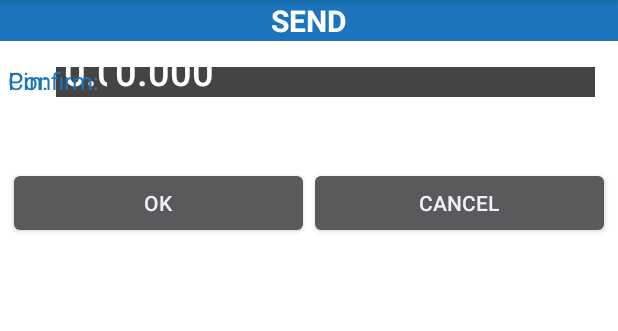
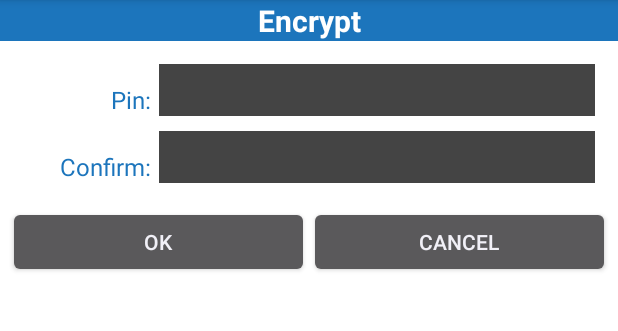
Before and after one commit to fulltimegeek/Dash-Wallet, an Android app: the layout layout_encrypt.xml on its own in the app's theme, with its tools: preview values and no code run, on a phone screen of 412 x 824 dp, the part 84-415 px from its top. Run offline under Robolectric (Android 15) with nearby library versions, the phone set to English and light mode, and no system bars.

Commit message:
further improvements to encrypt dialog gui

```diff
--- a/app/src/main/java/dash/fulltimegeek/walletspv/DashGui.java
+++ b/app/src/main/java/dash/fulltimegeek/walletspv/DashGui.java
@@ -100,6 +100,7 @@ public class DashGui extends Activity implements PeerDataEventListener, PeerConn
     Dialog receiveDialog;
     Dialog initWalletDialog;
     Dialog restoreWalletDialog;
+    Dialog encryptDialog;
     ImageView qrImg;
     ImageView logo;
     static boolean waitingToSend = false;
@@ -218,6 +219,8 @@ public class DashGui extends Activity implements PeerDataEventListener, PeerConn
     Button btnRestoreWalletFile;
     Button btnRestoreWalletSeed;
     Button btnRestoreWalletCancel;
+    Button btnOkEncrypt;
+    Button btnCancelEncrypt;
 
     public void setupConfirmers(){
         genesisScanConfirm = new DialogConfirmPreparer(activity,new DialogInterface.OnClickListener() {
@@ -265,6 +268,8 @@ public class DashGui extends Activity implements PeerDataEventListener, PeerConn
         btnRestoreWalletSeed.setOnClickListener(this);
         btnRestoreWalletCancel = (Button) restoreWalletDialog.findViewById(R.id.btn_restore_wallet_cancel);
         btnRestoreWalletCancel.setOnClickListener(this);
+        btnCancelEncrypt = (Button) encryptDialog.findViewById(R.id.btn_cancel_encrypt);
+        btnCancelEncrypt.setOnClickListener(this);
     }
 
     public void setupDialogs() {
@@ -287,6 +292,10 @@ public class DashGui extends Activity implements PeerDataEventListener, PeerConn
         restoreWalletDialog.setCancelable(true);
         restoreWalletDialog.requestWindowFeature(Window.FEATURE_NO_TITLE);
         restoreWalletDialog.setContentView(inflater.inflate(R.layout.layout_restore_wallet_dialog,null));
+        encryptDialog = new Dialog(activity);
+        encryptDialog.setCancelable(true);
+        encryptDialog.requestWindowFeature(Window.FEATURE_NO_TITLE);
+        encryptDialog.setContentView(inflater.inflate(R.layout.layout_encrypt,null));
     }
 
     public void setupTextViews() {
@@ -556,6 +565,12 @@ public class DashGui extends Activity implements PeerDataEventListener, PeerConn
                     initWalletDialog.show();
                 }
                 break;
+            case R.id.btn_encrypt:
+                encryptDialog.show();
+                break;
+            case R.id.btn_cancel_encrypt:
+                encryptDialog.dismiss();
+                break;
             case R.id.btn_restore_wallet:
                 initWalletDialog.dismiss();
                 restoreWalletDialog.show();
@@ -568,8 +583,6 @@ public class DashGui extends Activity implements PeerDataEventListener, PeerConn
                 buildMenuButtons(MENU_OTHER);
                 break;
             case R.id.btn_history:
-                break;
-            case R.id.btn_encrypt:
                 break;
             case R.id.img_logo:
                 //buildMenuButtons(MENU_MAIN);
--- a/app/src/main/res/layout-land/activity_main.xml
+++ b/app/src/main/res/layout-land/activity_main.xml
@@ -177,7 +177,7 @@
                 android:layout_centerHorizontal="true"
                 android:background="@drawable/btn_default_glued"
                 android:gravity="center_vertical|center_horizontal"
-                android:text="Rescan Chain"
+                android:text="Encrypt"
                 android:textColor="#fff"
                 android:textSize="35sp"
                 android:textStyle="bold"
--- a/app/src/main/res/layout/layout_encrypt.xml
+++ b/app/src/main/res/layout/layout_encrypt.xml
@@ -10,7 +10,7 @@
         android:textAlignment="center"
         android:gravity="center"
         android:background="@color/theme_default"
-        android:text="SEND"
+        android:text="Encrypt"
         android:textColor="#fff"
         android:textSize="20sp"
         android:textStyle="bold"
@@ -23,53 +23,70 @@
         android:layout_width="wrap_content"
         android:layout_height="wrap_content">
 
-
+        <LinearLayout
+            android:id="@+id/ll_pin"
+            android:layoutDirection="rtl"
+            android:layout_marginTop="10dp"
+            android:layout_width="match_parent"
+            android:orientation="horizontal"
+            android:layout_height="wrap_content">
         <TextView
             android:id="@+id/tv_encrypt_pin"
             android:text="Pin:"
-            android:layout_marginTop="10dp"
             android:layout_marginRight="5dp"
+            android:gravity="bottom|right"
+            android:layout_gravity="bottom|right"
             android:textSize="16sp"
             android:textColor="@color/theme_default"
-            android:layout_width="wrap_content"
+            android:layout_width="fill_parent"
+            android:layout_weight=".75"
             android:layout_height="wrap_content" />
         <EditText
-            android:text="0.000"
+            android:text=""
             android:textColor="#fff"
             android:background="#444"
             android:paddingLeft="5dp"
             android:id="@+id/et_encrypt_pin"
-            android:layout_alignBottom="@id/tv_encrypt_pin"
-            android:inputType="numberDecimal"
             android:textSize="25sp"
-            android:layout_toRightOf="@id/tv_encrypt_pin"
+            android:password="true"
+            android:inputType="number"
             android:layout_marginRight="10dp"
             android:layout_width="fill_parent"
-            android:layout_height="20dp" />
-
+            android:layout_weight=".25"
+            android:layout_height="wrap_content" />
+        </LinearLayout>
+        <LinearLayout
+            android:id="@+id/ll_pin_confirm"
+            android:layoutDirection="rtl"
+            android:layout_below="@+id/ll_pin"
+            android:layout_width="match_parent"
+            android:layout_height="wrap_content">
         <TextView
             android:id="@+id/tv_encrypt_pin_confirm"
             android:text="Confirm:"
-            android:layout_marginTop="10dp"
+            android:layout_gravity="bottom|right"
+            android:gravity="bottom|right"
             android:layout_marginRight="5dp"
             android:textSize="16sp"
             android:textColor="@color/theme_default"
-            android:layout_width="wrap_content"
+            android:layout_width="fill_parent"
+            android:layout_weight=".75"
             android:layout_height="wrap_content" />
         <EditText
-            android:text="0.000"
+            android:text=""
             android:textColor="#fff"
             android:background="#444"
             android:paddingLeft="5dp"
+            android:layout_marginTop="10dp"
             android:id="@+id/et_encrypt_pin_confirm"
-            android:layout_alignBottom="@id/tv_encrypt_pin"
-            android:inputType="numberDecimal"
             android:textSize="25sp"
-            android:layout_toRightOf="@id/tv_encrypt_pin_confirm"
+            android:password="true"
+            android:inputType="number"
             android:layout_marginRight="10dp"
             android:layout_width="fill_parent"
-            android:layout_height="20dp" />
-
+            android:layout_weight=".25"
+            android:layout_height="wrap_content" />
+        </LinearLayout>
 
 
         <TextView
@@ -81,7 +98,7 @@
             android:text=""
             android:layout_marginTop="10dp"
             android:layout_alignParentLeft="true"
-            android:layout_below="@id/tv_encrypt_pin_confirm"
+            android:layout_below="@id/ll_pin_confirm"
             android:layout_width="wrap_content"
             android:layout_height="wrap_content" />
 
@@ -89,18 +106,18 @@
         <LinearLayout
             android:layout_marginTop="15dp"
             android:gravity="center"
-            android:layout_below="@id/tv_alert_encrypt"
+            android:layout_below="@id/ll_pin_confirm"
             android:layout_width="fill_parent"
             android:layout_height="wrap_content">
             <Button
-                android:id="@+id/btn_ok_send"
+                android:id="@+id/btn_ok_encrypt"
                 android:text="OK"
                 android:layout_weight=".5"
                 android:layout_width="fill_parent"
                 android:layout_height="wrap_content" />
 
             <Button
-                android:id="@+id/btn_cancel_send"
+                android:id="@+id/btn_cancel_encrypt"
                 android:text="CANCEL"
                 android:layout_weight=".5"
                 android:layout_width="fill_parent"
```
